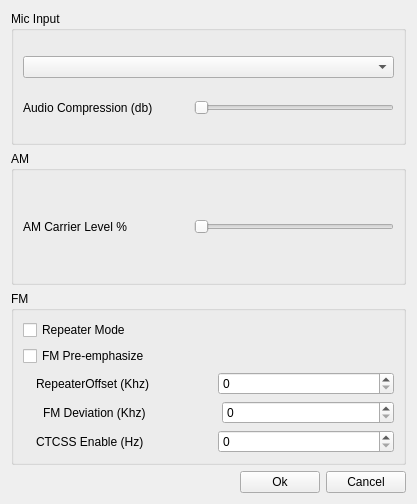
The window that Source/src/UI/tx_settings_dialog.ui (zl2brg/cudaSDR) describes before a commit, drawn with Qt 5.
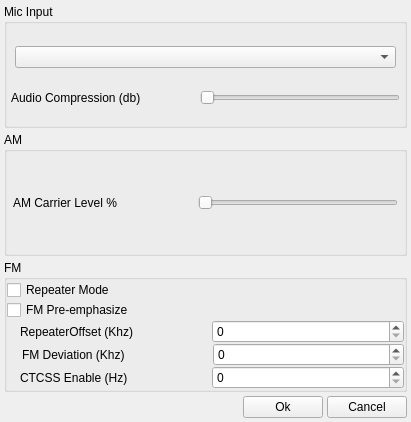
The same window after the commit. Custom widgets are drawn as their Qt base class.

Commit message: Tx settings work

Patch:
```diff
--- a/Source/src/UI/tx_settings_dialog.ui
+++ b/Source/src/UI/tx_settings_dialog.ui
@@ -6,14 +6,29 @@
    <rect>
     <x>0</x>
     <y>0</y>
-    <width>417</width>
-    <height>504</height>
+    <width>411</width>
+    <height>422</height>
    </rect>
   </property>
   <property name="windowTitle">
    <string>Dialog</string>
   </property>
   <layout class="QVBoxLayout" name="verticalLayout">
+   <property name="spacing">
+    <number>4</number>
+   </property>
+   <property name="leftMargin">
+    <number>4</number>
+   </property>
+   <property name="topMargin">
+    <number>4</number>
+   </property>
+   <property name="rightMargin">
+    <number>4</number>
+   </property>
+   <property name="bottomMargin">
+    <number>4</number>
+   </property>
    <item>
     <widget class="QGroupBox" name="groupBox">
      <property name="title">
@@ -23,8 +38,41 @@
       <bool>false</bool>
      </property>
      <layout class="QVBoxLayout" name="verticalLayout_3">
+      <property name="spacing">
+       <number>4</number>
+      </property>
+      <property name="sizeConstraint">
+       <enum>QLayout::SetMinimumSize</enum>
+      </property>
+      <property name="leftMargin">
+       <number>4</number>
+      </property>
+      <property name="topMargin">
+       <number>4</number>
+      </property>
+      <property name="rightMargin">
+       <number>4</number>
+      </property>
+      <property name="bottomMargin">
+       <number>4</number>
+      </property>
       <item>
-       <layout class="QHBoxLayout" name="horizontalLayout">
+       <layout class="QHBoxLayout" name="horizontalLayout" stretch="0">
+        <property name="spacing">
+         <number>4</number>
+        </property>
+        <property name="leftMargin">
+         <number>4</number>
+        </property>
+        <property name="topMargin">
+         <number>4</number>
+        </property>
+        <property name="rightMargin">
+         <number>4</number>
+        </property>
+        <property name="bottomMargin">
+         <number>4</number>
+        </property>
         <item>
          <widget class="QComboBox" name="audiodevlist"/>
         </item>
@@ -80,8 +128,38 @@
         <string>AM</string>
        </property>
        <layout class="QVBoxLayout" name="verticalLayout_4">
+        <property name="spacing">
+         <number>2</number>
+        </property>
+        <property name="leftMargin">
+         <number>2</number>
+        </property>
+        <property name="topMargin">
+         <number>2</number>
+        </property>
+        <property name="rightMargin">
+         <number>2</number>
+        </property>
+        <property name="bottomMargin">
+         <number>2</number>
+        </property>
         <item>
          <layout class="QHBoxLayout" name="horizontalLayout_6">
+          <property name="spacing">
+           <number>4</number>
+          </property>
+          <property name="leftMargin">
+           <number>4</number>
+          </property>
+          <property name="topMargin">
+           <number>4</number>
+          </property>
+          <property name="rightMargin">
+           <number>4</number>
+          </property>
+          <property name="bottomMargin">
+           <number>4</number>
+          </property>
           <item>
            <widget class="QLabel" name="label_3">
             <property name="text">
@@ -124,6 +202,21 @@
       <string>FM</string>
      </property>
      <layout class="QVBoxLayout" name="verticalLayout_2">
+      <property name="spacing">
+       <number>0</number>
+      </property>
+      <property name="leftMargin">
+       <number>0</number>
+      </property>
+      <property name="topMargin">
+       <number>0</number>
+      </property>
+      <property name="rightMargin">
+       <number>0</number>
+      </property>
+      <property name="bottomMargin">
+       <number>0</number>
+      </property>
       <item>
        <widget class="QCheckBox" name="repeaterMode">
         <property name="layoutDirection">
@@ -196,7 +289,7 @@
           </property>
           <property name="sizeHint" stdset="0">
            <size>
-            <width>20</width>
+            <width>15</width>
             <height>20</height>
            </size>
           </property>
```
The commit also changes 12 other files.
